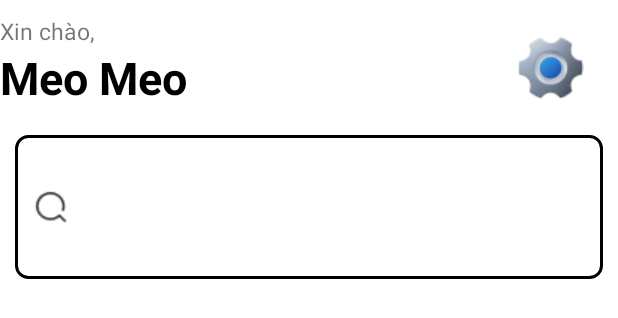
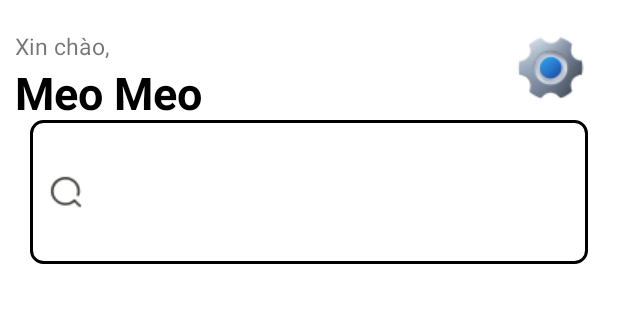
Before and after one commit to loiquang/QUANLYGIASU_MD18202, an Android app: the layout giasu_fragment.xml on its own in the app's theme, with its tools: preview values and no code run, on a phone screen of 412 x 824 dp. Shown: the top 318 px of the screen. Run offline under Robolectric (Android 15) with nearby library versions, the light colour scheme and no system bars.

Commit message:
up_suaID

```diff
--- a/app/src/main/res/layout/activity_dang_ky.xml
+++ b/app/src/main/res/layout/activity_dang_ky.xml
@@ -51,6 +51,7 @@
         android:paddingTop="10dp">
 
         <com.google.android.material.textfield.TextInputLayout
+            android:id="@+id/tilUserName"
             android:layout_width="match_parent"
             android:layout_height="wrap_content"
             app:boxBackgroundMode="outline"
@@ -65,7 +66,6 @@
             app:startIconDrawable="@drawable/baseline_person_24">
 
             <com.google.android.material.textfield.TextInputEditText
-                android:id="@+id/edtUserName"
                 android:layout_width="match_parent"
                 android:layout_height="49dp"
                 android:layout_gravity="center"
@@ -75,6 +75,7 @@
         </com.google.android.material.textfield.TextInputLayout>
 
         <com.google.android.material.textfield.TextInputLayout
+            android:id="@+id/tilPassWord"
             android:layout_width="match_parent"
             android:layout_height="wrap_content"
             android:layout_marginTop="10dp"
@@ -90,7 +91,6 @@
             app:startIconDrawable="@drawable/baseline_lock_open_24">
 
             <com.google.android.material.textfield.TextInputEditText
-                android:id="@+id/edtPassWord"
                 android:layout_width="match_parent"
                 android:layout_height="49dp"
                 android:layout_gravity="center"
@@ -101,6 +101,7 @@
         </com.google.android.material.textfield.TextInputLayout>
 
         <com.google.android.material.textfield.TextInputLayout
+            android:id="@+id/tilRePassWord"
             android:layout_width="match_parent"
             android:layout_height="wrap_content"
             android:layout_marginTop="10dp"
@@ -116,7 +117,6 @@
             app:startIconDrawable="@drawable/baseline_lock_open_24">
 
             <com.google.android.material.textfield.TextInputEditText
-                android:id="@+id/edtRePassWord"
                 android:layout_width="match_parent"
                 android:layout_height="49dp"
                 android:layout_gravity="center"
--- a/app/src/main/res/layout/activity_main.xml
+++ b/app/src/main/res/layout/activity_main.xml
@@ -27,6 +27,7 @@
     android:orientation="vertical"
     android:gravity="center">
     <com.google.android.material.textfield.TextInputLayout
+        android:id="@+id/tilUserName"
         android:layout_width="match_parent"
         android:layout_height="wrap_content"
         app:boxBackgroundMode="outline"
@@ -40,7 +41,6 @@
         app:endIconTint="#FF5722"
         app:startIconDrawable="@drawable/baseline_person_24">
         <com.google.android.material.textfield.TextInputEditText
-            android:id="@+id/edtUserName"
             android:layout_width="match_parent"
             android:layout_height="wrap_content"
             android:layout_gravity="center"
@@ -50,6 +50,7 @@
             android:hint="UserName"/>
     </com.google.android.material.textfield.TextInputLayout>
     <com.google.android.material.textfield.TextInputLayout
+        android:id="@+id/tilPassWord"
         android:layout_width="match_parent"
         android:layout_height="wrap_content"
         app:boxBackgroundMode="outline"
@@ -64,7 +65,6 @@
         android:paddingTop="20dp"
         app:startIconDrawable="@drawable/baseline_lock_open_24">
         <com.google.android.material.textfield.TextInputEditText
-            android:id="@+id/edtPassWord"
             android:layout_width="match_parent"
             android:layout_height="wrap_content"
             android:layout_gravity="center"
--- a/app/src/main/res/layout/giasu_fragment.xml
+++ b/app/src/main/res/layout/giasu_fragment.xml
@@ -16,7 +16,9 @@
         <RelativeLayout
             android:layout_width="match_parent"
             android:layout_height="0dp"
-            android:layout_weight="2.5">
+            android:layout_weight="2.5"
+            android:padding="10dp"
+            >
 
             <TextView
                 android:id="@+id/txtXinchao"
@@ -41,7 +43,7 @@
                 android:layout_width="wrap_content"
                 android:layout_height="wrap_content"
                 android:layout_alignParentRight="true"
-                android:padding="20dp"
+                android:padding="10dp"
                 android:src="@drawable/gear" />
 
 
```
Also changed, not shown: app/src/main/java/com/example/quanlygiasu_md18202_duan1/Activity/DangKy.java (+5 -4 lines), app/src/main/java/com/example/quanlygiasu_md18202_duan1/Activity/DangNhap.java (+4 -3 lines).
